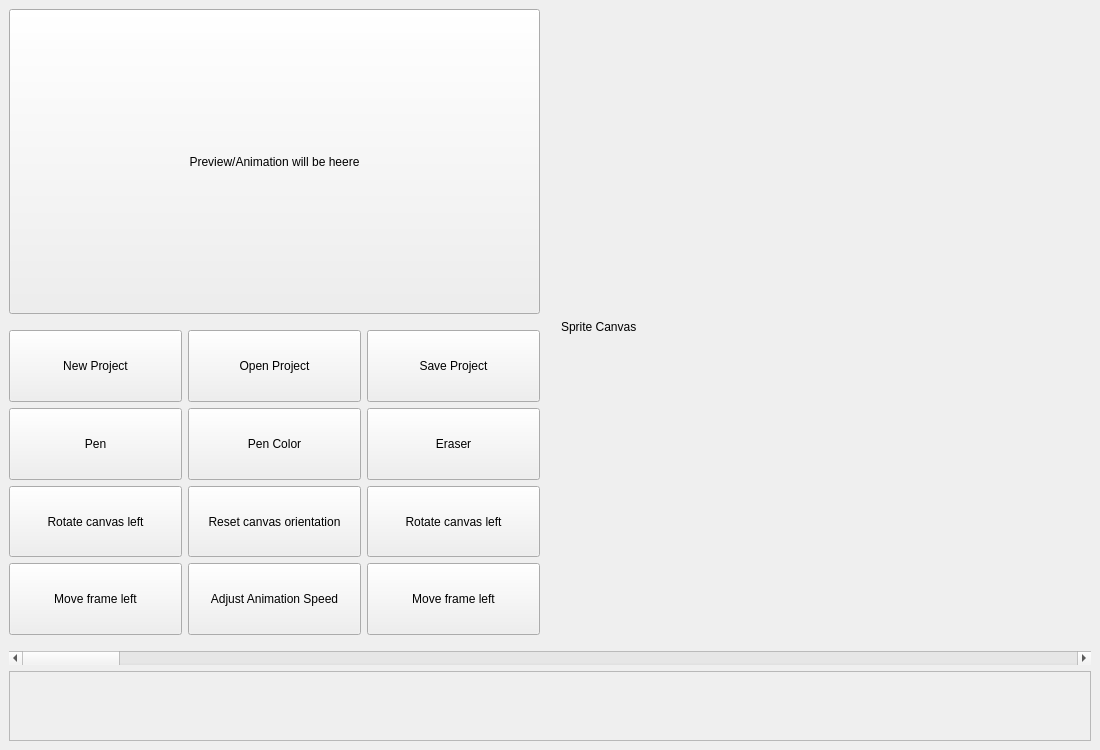
Before: the Qt Designer form mainwindow.ui in sydneyB6577/SpriteEditor, drawn with Qt 5.
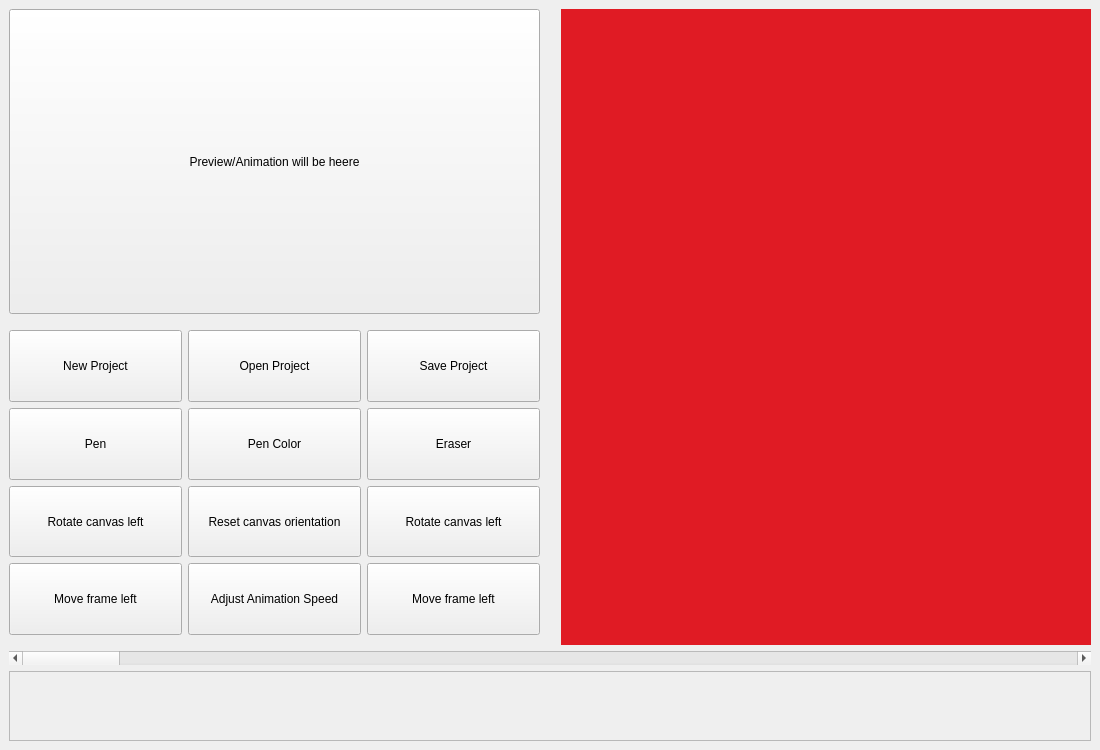
After: the same form once the commit is applied. Custom widgets are drawn as their Qt base class.

Commit message: Canvas Frame

What changed in the file:
```diff
--- a/mainwindow.ui
+++ b/mainwindow.ui
@@ -246,21 +246,15 @@
        </spacer>
       </item>
       <item>
-       <widget class="QLabel" name="canvasLabel">
+       <widget class="CanvasFrame" name="canvasFrame" native="true">
         <property name="sizePolicy">
          <sizepolicy hsizetype="Expanding" vsizetype="Expanding">
           <horstretch>0</horstretch>
           <verstretch>0</verstretch>
          </sizepolicy>
         </property>
-        <property name="minimumSize">
-         <size>
-          <width>300</width>
-          <height>300</height>
-         </size>
-        </property>
-        <property name="text">
-         <string>Sprite Canvas</string>
+        <property name="styleSheet">
+         <string notr="true">background: rgb(224, 27, 36)</string>
         </property>
        </widget>
       </item>
@@ -315,6 +309,14 @@
    </layout>
   </widget>
  </widget>
+ <customwidgets>
+  <customwidget>
+   <class>CanvasFrame</class>
+   <extends>QWidget</extends>
+   <header>canvasframe.h</header>
+   <container>1</container>
+  </customwidget>
+ </customwidgets>
  <resources/>
  <connections/>
 </ui>
```
Left out of the diff: 4 changed lines with no effect on the pictures. The commit also changes 5 other files.
